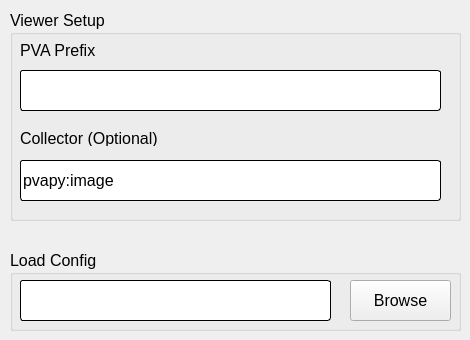
Qt form gui/pv_config.ui (AdvancedPhotonSource/DashPVA) before a commit; both pictures show x 0 to 470 and y 0 to 340 of the 470 by 552 pixel window.
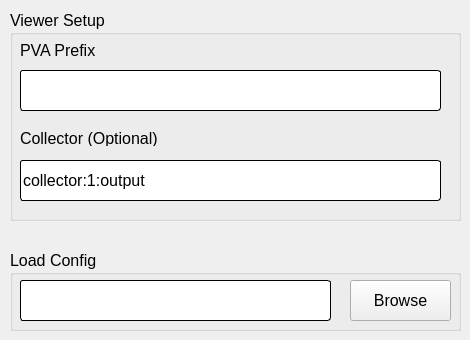
The same form after that commit.

```diff
--- a/gui/pv_config.ui
+++ b/gui/pv_config.ui
@@ -216,7 +216,7 @@
 border-radius:3;</string>
     </property>
     <property name="text">
-     <string>pvapy:image</string>
+     <string>collector:1:output</string>
     </property>
    </widget>
    <widget class="QLabel" name="lbl_pva_prefix">
```
